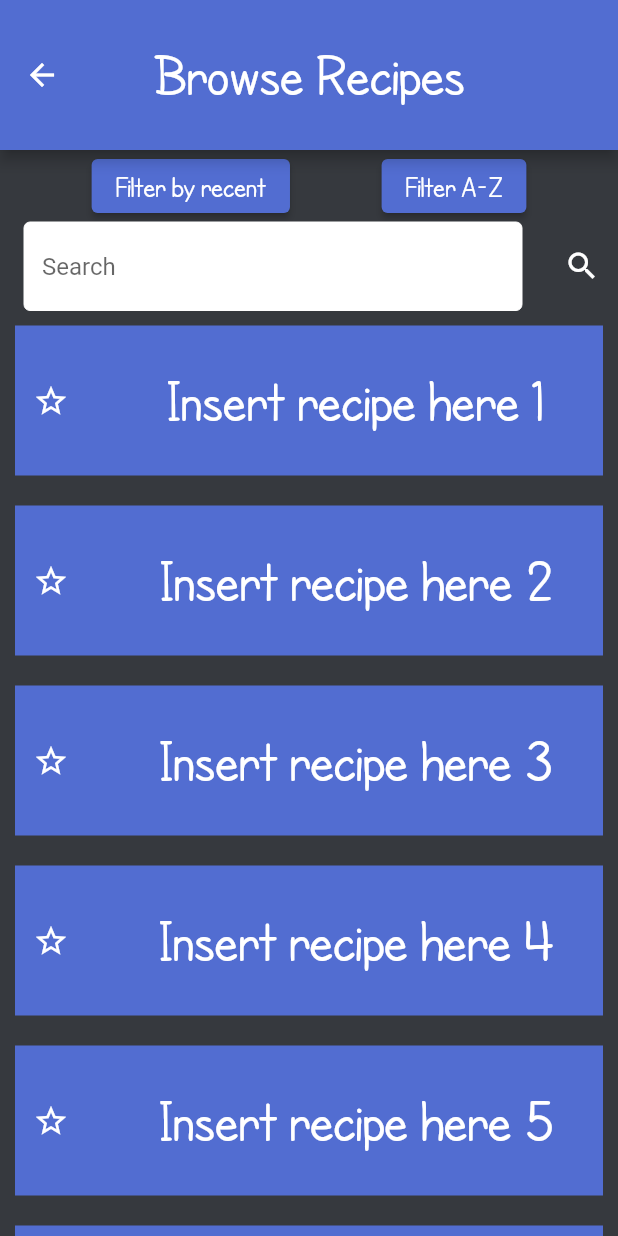
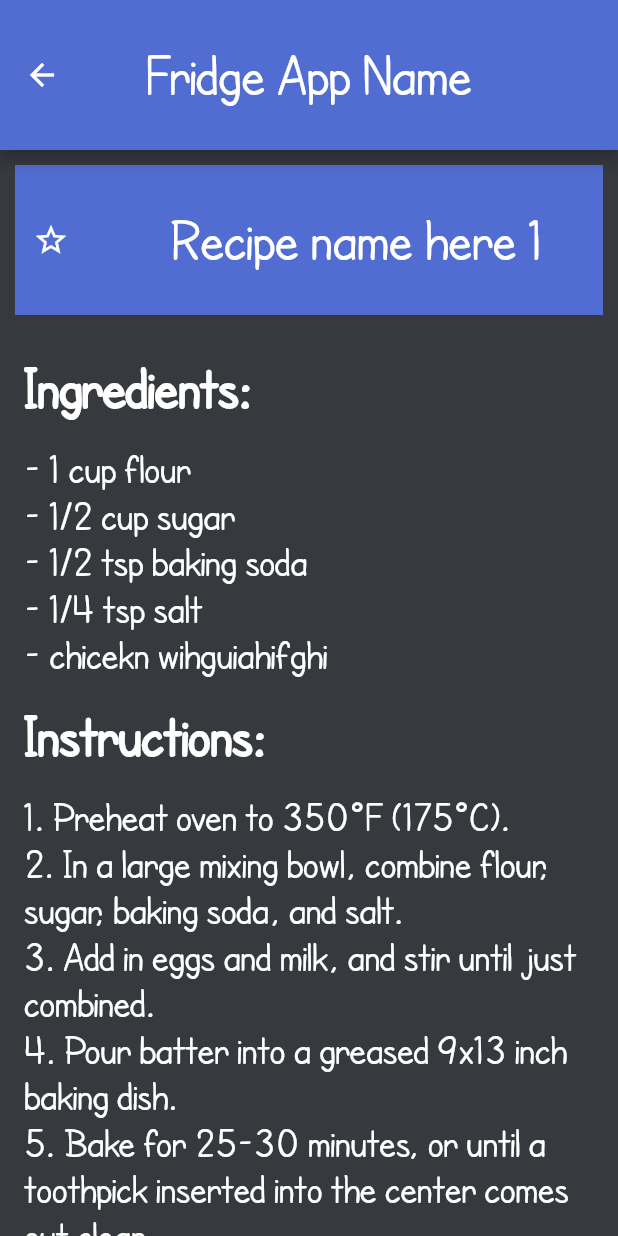
Before and after one commit to kristianduke/fridge-app-dev, a Flutter app: the BrowseRecipes screen opened directly, after a tap on an icon or button, on a phone screen of 412 x 824 dp. Run offline on Flutter 3.47's test engine with Material 2 defaults, Android fonts, the phone set to English and light mode, and no system bars.

Commit message:
-Created a recipe screen

```diff
--- a/fridge_app/lib/BrowseRecipes.dart
+++ b/fridge_app/lib/BrowseRecipes.dart
@@ -1,4 +1,5 @@
 import 'package:flutter/material.dart';
+import 'RecipeScreen.dart';
 
 class BrowseRecipes extends StatefulWidget {
   const BrowseRecipes({super.key});
@@ -22,6 +23,7 @@ class MyFlutterState extends State<BrowseRecipes> {
     final ButtonStyle buttonStyle = ElevatedButton.styleFrom(
         textStyle: const TextStyle(fontSize: 20, fontFamily: 'CartoonistHand'),
         backgroundColor: const Color(0xFF526dd1));
+
 
     return Scaffold(
         appBar: AppBar(
@@ -94,6 +96,11 @@ class MyFlutterState extends State<BrowseRecipes> {
                             isFavorite = !isFavorite;
                             favorites[index] = isFavorite;
                           });
+                          Navigator.push(
+                            context,
+                            MaterialPageRoute(
+                                builder: (context) => const RecipeScreen()),
+                          );
                         },
                         child: Container(
                           height: 100,
--- a/fridge_app/lib/FavouriteRecipes.dart
+++ /dev/null
@@ -1,24 +0,0 @@
-import 'package:flutter/material.dart';
-
-class FavouriteRecipes extends StatelessWidget {
-  const FavouriteRecipes({super.key});
-
-  @override
-  Widget build(BuildContext context) {
-    return Scaffold(
-      appBar: AppBar(
-        toolbarHeight: 100,
-        title: const Text(
-          'Favourite Recipes',
-          style: TextStyle(
-            fontFamily: 'CartoonistHand',
-            fontSize: 40,
-          ),
-        ),
-        centerTitle: true,
-        backgroundColor: const Color.fromARGB(255, 82, 109, 209),
-      ),
-        backgroundColor: const Color(0xFF36393E)
-    );
-  }
-}
--- /dev/null
+++ b/fridge_app/lib/RecipeScreen.dart
@@ -0,0 +1,182 @@
+import 'package:flutter/material.dart';
+
+class RecipeScreen extends StatefulWidget {
+  const RecipeScreen({super.key});
+
+  @override
+  State<StatefulWidget> createState() {
+    return MyFlutterState();
+  }
+}
+
+class MyFlutterState extends State<RecipeScreen> {
+  @override
+  Widget build(BuildContext context) {
+    List<bool> favorites = List.generate(20, (index) => false);
+    const String recipeName ='Recipe name here';
+    final List<String> items =
+        List.generate(1, (index) => "$recipeName ${index + 1}");
+
+    final List<String> ingredients = [
+      '1 cup flour',
+      '1/2 cup sugar',
+      '1/2 tsp baking soda',
+      '1/4 tsp salt',
+      'chicekn wihguiahifghi',
+    ];
+
+    final List<String> instructions = [
+      '1. Preheat oven to 350°F (175°C).',
+      '2. In a large mixing bowl, combine flour, sugar, baking soda, and salt.',
+      '3. Add in eggs and milk, and stir until just combined.',
+      '4. Pour batter into a greased 9x13 inch baking dish.',
+      '5. Bake for 25-30 minutes, or until a toothpick inserted into the center comes out clean.',
+      '1. Preheat oven to 350°F (175°C).',
+      '2. In a large mixing bowl, combine flour, sugar, baking soda, and salt.',
+      '3. Add in eggs and milk, and stir until just combined.',
+      '4. Pour batter into a greased 9x13 inch baking dish.',
+      '5. Bake for 25-30 minutes, or until a toothpick inserted into the center comes out clean.',
+    ];
+
+    return Scaffold(
+        appBar: AppBar(
+          toolbarHeight: 100,
+          title: const Text(
+            'Fridge App Name',
+            style: TextStyle(
+              fontFamily: 'CartoonistHand',
+              fontSize: 40,
+            ),
+          ),
+          centerTitle: true,
+          backgroundColor: const Color.fromARGB(255, 82, 109, 209),
+        ),
+        body: Center(
+          child: Column(
+            crossAxisAlignment: CrossAxisAlignment.start,
+            mainAxisAlignment: MainAxisAlignment.start,
+            children: <Widget>[
+              Column(
+                children: List.generate(items.length, (index) {
+                  final item = items[index];
+                  bool isFavorite = favorites[index];
+
+                  return GestureDetector(
+                    onTap: () {
+                      setState(() {
+                        isFavorite = !isFavorite;
+                        favorites[index] = isFavorite;
+                      });
+                    },
+                    child: Container(
+                      height: 100,
+                      color: const Color(0xFF526dd1),
+                      margin: const EdgeInsets.all(10),
+                      child: Row(
+                        children: <Widget>[
+                          IconButton(
+                            icon: Icon(
+                              isFavorite ? Icons.star : Icons.star_border,
+                              color: isFavorite ? Colors.yellow : Colors.white,
+                            ),
+                            onPressed: () {
+                              setState(() {
+                                isFavorite = !isFavorite;
+                                favorites[index] = isFavorite;
+                              });
+                            },
+                          ),
+                          const SizedBox(width: 16),
+                          Expanded(
+                            child: Center(
+                              child: Text(
+                                item,
+                                style: const TextStyle(
+                                  color: Colors.white,
+                                  fontSize: 40,
+                                  fontFamily: 'CartoonistHand',
+                                ),
+                              ),
+                            ),
+                          ),
+                        ],
+                      ),
+                    ),
+                  );
+                }),
+              ),
+              Expanded(
+                child: SingleChildScrollView(
+                  child: Column(
+                    crossAxisAlignment: CrossAxisAlignment.start,
+                    mainAxisAlignment: MainAxisAlignment.start,
+                    children: <Widget>[
+                      Padding(
+                        padding: const EdgeInsets.all(16),
+                        child: Column(
+                          crossAxisAlignment: CrossAxisAlignment.start,
+                          children: <Widget>[
+                            const Text(
+                              'Ingredients:',
+                              style: TextStyle(
+                                fontSize: 40,
+                                fontWeight: FontWeight.bold,
+                                fontFamily: 'CartoonistHand',
+                                color: Colors.white,
+                              ),
+                            ),
+                            const SizedBox(height: 16),
+                            Column(
+                              crossAxisAlignment: CrossAxisAlignment.start,
+                              children: ingredients
+                                  .map(
+                                    (ingredient) => Text(
+                                      '- $ingredient',
+                                      style: const TextStyle(
+                                        fontSize: 28,
+                                        fontFamily: 'CartoonistHand',
+                                        color: Colors.white,
+                                      ),
+                                    ),
+                                  )
+                                  .toList(),
+                            ),
+                            const SizedBox(height: 16),
+                            const Text(
+                              'Instructions:',
+                              style: TextStyle(
+                                fontSize: 40,
+                                fontWeight: FontWeight.bold,
+                                fontFamily: 'CartoonistHand',
+                                color: Colors.white,
+                              ),
+                            ),
+                            const SizedBox(height: 16),
+                            Column(
+                              crossAxisAlignment: CrossAxisAlignment.start,
+                              children: instructions
+                                  .map(
+                                    (instruction) => Text(
+                                      instruction,
+                                      style: const TextStyle(
+                                        fontSize: 28,
+                                        fontFamily: 'CartoonistHand',
+                                        color: Colors.white,
+                                      ),
+                                    ),
+                                  )
+                                  .toList(),
+                            )
+                          ],
+                        ),
+                      ),
+                    ],
+                  ),
+                ),
+              ),
+            ],
+          ),
+        ),
+        backgroundColor: const Color(0xFF36393E));
+  }
+}
--- a/fridge_app/lib/main.dart
+++ b/fridge_app/lib/main.dart
@@ -1,7 +1,7 @@
 import 'package:flutter/material.dart';
 
 import 'BrowseRecipes.dart';
-import 'FavouriteRecipes.dart';
+import 'RecipeScreen.dart';
 import 'Ingredients.dart';
 import 'SuggestedRecipes.dart';
 
@@ -136,11 +136,11 @@ class Home extends StatelessWidget {
                     Navigator.push(
                       context,
                       MaterialPageRoute(
-                          builder: (context) => const FavouriteRecipes()),
+                          builder: (context) => const RecipeScreen()),
                     );
                   },
                   child: const Text(
-                    'Favourite Recipes',
+                    'Recipe screen test',
                     style: TextStyle(
                       color: Colors.white,
                       fontFamily: 'CartoonistHand',
```
